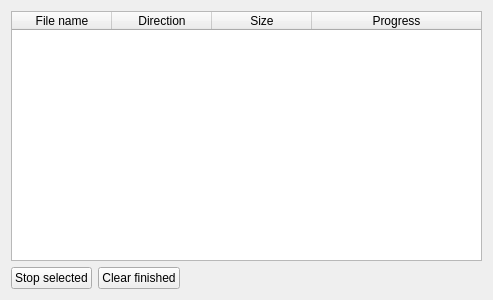
Before: the Qt Designer form ui/transfermanagerwidget.ui in WST/acid-pc, drawn with Qt 5.
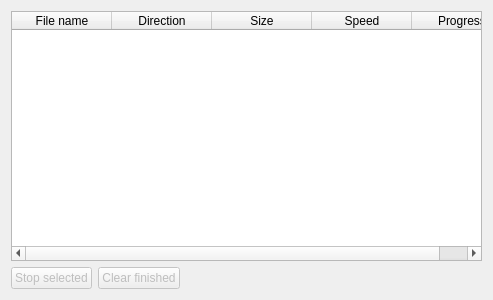
After: the same form once the commit is applied. Icons and pictures are not drawn.

Commit message: Отображение прогресса закачки

What changed in the file:
```diff
--- a/ui/transfermanagerwidget.ui
+++ b/ui/transfermanagerwidget.ui
@@ -29,7 +29,7 @@
       <enum>QAbstractItemView::ScrollPerPixel</enum>
      </property>
      <attribute name="horizontalHeaderStretchLastSection">
-      <bool>true</bool>
+      <bool>false</bool>
      </attribute>
      <column>
       <property name="text">
@@ -46,6 +46,11 @@
        <string>Size</string>
       </property>
      </column>
+     <column>
+      <property name="text">
+       <string>Speed</string>
+      </property>
+     </column>
      <column>
       <property name="text">
        <string>Progress</string>
@@ -57,6 +62,9 @@
     <layout class="QHBoxLayout" name="horizontalLayout">
      <item>
       <widget class="QPushButton" name="pushButton">
+       <property name="enabled">
+        <bool>false</bool>
+       </property>
        <property name="text">
         <string>Stop selected</string>
        </property>
@@ -68,6 +76,9 @@
      </item>
      <item>
       <widget class="QPushButton" name="pushButton_2">
+       <property name="enabled">
+        <bool>false</bool>
+       </property>
        <property name="text">
         <string>Clear finished</string>
        </property>
```
The commit also changes 2 other files.
